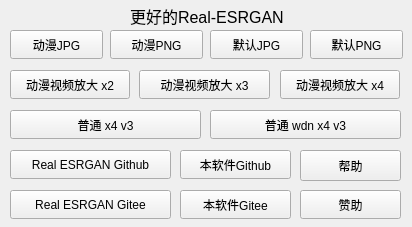
This is CMake/better_real_esrgan.ui in Grey-Wind/Better-Real-ESRGAN as Qt 5 draws it before an edit. The edited form follows.
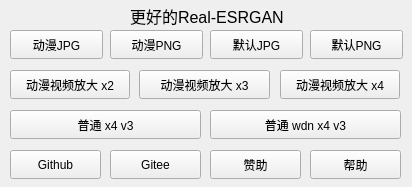
This is the edited form. Icons and pictures are not drawn.

```diff
--- a/CMake/better_real_esrgan.ui
+++ b/CMake/better_real_esrgan.ui
@@ -7,19 +7,19 @@
     <x>0</x>
     <y>0</y>
     <width>412</width>
-    <height>227</height>
+    <height>187</height>
    </rect>
   </property>
   <property name="minimumSize">
    <size>
     <width>412</width>
-    <height>227</height>
+    <height>187</height>
    </size>
   </property>
   <property name="maximumSize">
    <size>
     <width>412</width>
-    <height>227</height>
+    <height>187</height>
    </size>
   </property>
   <property name="windowTitle">
@@ -139,65 +139,39 @@
      <string>动漫视频放大 x4</string>
     </property>
    </widget>
-   <widget class="QPushButton" name="Real_ESRGAN_Github">
-    <property name="geometry">
-     <rect>
-      <x>10</x>
-      <y>150</y>
-      <width>161</width>
-      <height>29</height>
-     </rect>
-    </property>
-    <property name="text">
-     <string>Real ESRGAN Github</string>
-    </property>
-   </widget>
    <widget class="QPushButton" name="Github">
     <property name="geometry">
      <rect>
-      <x>180</x>
-      <y>150</y>
-      <width>111</width>
-      <height>29</height>
-     </rect>
-    </property>
-    <property name="text">
-     <string>本软件Github</string>
-    </property>
-   </widget>
-   <widget class="QPushButton" name="Real_ESRGAN_Gitee">
-    <property name="geometry">
-     <rect>
       <x>10</x>
-      <y>190</y>
-      <width>161</width>
+      <y>150</y>
+      <width>91</width>
       <height>29</height>
      </rect>
     </property>
     <property name="text">
-     <string>Real ESRGAN Gitee</string>
+     <string>Github</string>
     </property>
    </widget>
    <widget class="QPushButton" name="Gitee">
     <property name="geometry">
      <rect>
-      <x>180</x>
-      <y>190</y>
-      <width>111</width>
+      <x>110</x>
+      <y>150</y>
+      <width>91</width>
       <height>29</height>
      </rect>
     </property>
     <property name="text">
-     <string>本软件Gitee</string>
+     <string>Gitee</string>
     </property>
    </widget>
    <widget class="QPushButton" name="Help">
     <property name="geometry">
      <rect>
-      <x>300</x>
+      <x>310</x>
       <y>150</y>
-      <width>101</width>
-      <height>31</height>
+      <width>91</width>
+      <height>29</height>
      </rect>
     </property>
     <property name="text">
@@ -207,9 +181,9 @@
    <widget class="QPushButton" name="Sponsor">
     <property name="geometry">
      <rect>
-      <x>300</x>
-      <y>190</y>
-      <width>101</width>
+      <x>210</x>
+      <y>150</y>
+      <width>91</width>
       <height>29</height>
      </rect>
     </property>
```
Left out of the diff: 2 changed lines with no effect on the pictures.
